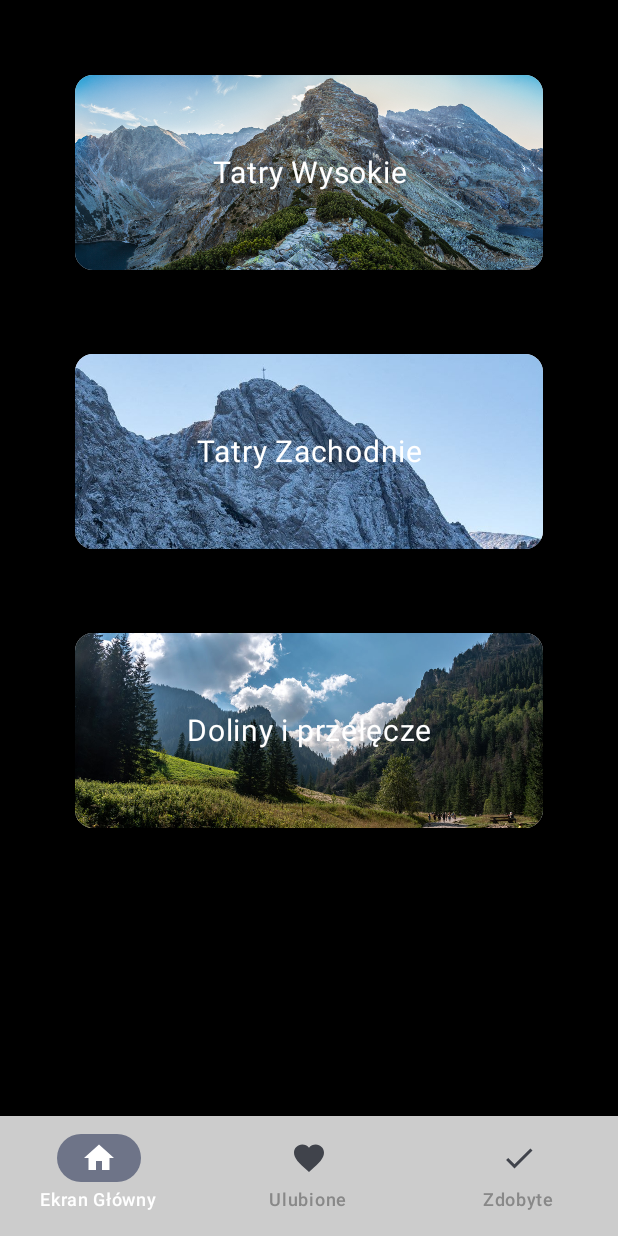
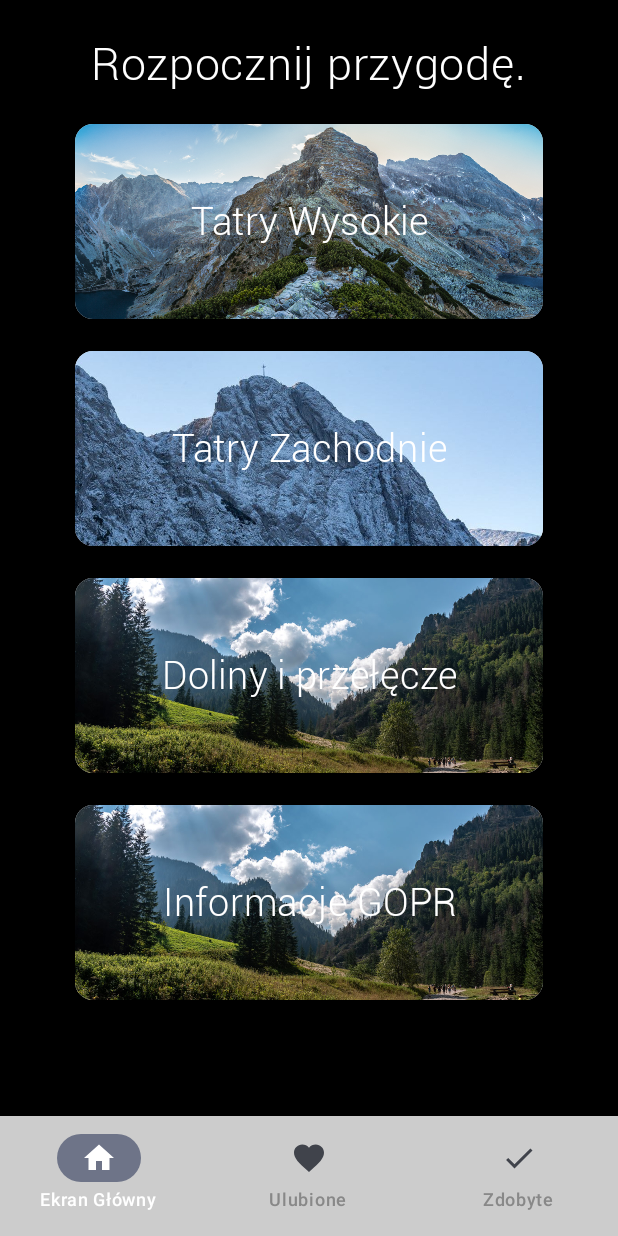
Before and after one commit to hubertkulak/tatryapp, an Android app built with Jetpack Compose: the screen it shows after launch (MainActivity), on a phone screen of 412 x 824 dp. Run offline under Robolectric (Android 15) with nearby library versions, the phone set to English and light mode, and no system bars; our stand-ins replace Room's generated code.

Commit message:
Małe wstawki

```diff
--- a/app/src/main/java/com/example/tatryapp/presentation/MainWindowLook.kt
+++ b/app/src/main/java/com/example/tatryapp/presentation/MainWindowLook.kt
@@ -19,12 +19,19 @@ import androidx.compose.material3.Scaffold
 import androidx.compose.material3.Surface
 import androidx.compose.material3.Text
 import androidx.compose.runtime.Composable
+import androidx.compose.runtime.getValue
+import androidx.compose.runtime.mutableStateOf
+import androidx.compose.runtime.remember
+import androidx.compose.runtime.setValue
 import androidx.compose.ui.Alignment
 import androidx.compose.ui.Modifier
 import androidx.compose.ui.graphics.Color
 import androidx.compose.ui.layout.ContentScale
+import androidx.compose.ui.platform.LocalUriHandler
 import androidx.compose.ui.res.painterResource
 import androidx.compose.ui.res.stringResource
+import androidx.compose.ui.text.font.Font
+import androidx.compose.ui.text.font.FontFamily
 import androidx.compose.ui.text.style.TextAlign
 import androidx.compose.ui.unit.dp
 import androidx.compose.ui.unit.sp
@@ -40,14 +47,18 @@ fun MainScreenLook(navController: NavController) {
             .fillMaxSize()
             .background(color = Color.Black)
     ) {
+
         LazyColumn(
             modifier = Modifier
-                .padding(50.dp)
+                .padding(start = 50.dp, end = 50.dp, bottom = 50.dp, top = 25.dp)
                 .fillMaxSize()
                 .align(Alignment.Center),
-            verticalArrangement = Arrangement.spacedBy(56.dp),
+            verticalArrangement = Arrangement.spacedBy(21.dp),
             horizontalAlignment = Alignment.CenterHorizontally
         ) {
+            item{
+                Text(color =Color.White ,text = "Rozpocznij przygodę.", fontFamily = fontFamilia, fontSize = 30.sp)
+            }
             item {
                 Buttons(navController, R.drawable.koscielec, "Tatry Wysokie", "TatryWysokie")
             }
@@ -57,6 +68,9 @@ fun MainScreenLook(navController: NavController) {
             item {
                 Buttons(navController, R.drawable.dolinakoscieliska, "Doliny i przełęcze", "Doliny")
             }
+            item {
+                Buttons(navController, R.drawable.dolinakoscieliska, "Informacje GOPR", "GOPR")
+            }
 
         }
     }
@@ -65,6 +79,17 @@ fun MainScreenLook(navController: NavController) {
 
 @Composable
 fun Buttons(navController: NavController, imageId: Int, opis: String, destination: String) {
+
+    var goprSite by remember {
+        mutableStateOf(false)
+    }
+
+    if(goprSite){
+        val uriHandler = LocalUriHandler.current
+        uriHandler.openUri("https://www.gopr.pl/")
+        goprSite = false
+    }
+
     Card(
         modifier = Modifier
             .fillMaxWidth()
@@ -78,6 +103,7 @@ fun Buttons(navController: NavController, imageId: Int, opis: String, destinatio
                     "Doliny" -> navController.navigate(Screen.Doliny.route)
                     "Ulubione" -> navController.navigate(Screen.Ulubione.route)
                     "Zdobyte" -> navController.navigate(Screen.Zdobyte.route)
+                    "GOPR" -> goprSite = true
                 }
             },
     ) {
@@ -103,10 +129,15 @@ fun Buttons(navController: NavController, imageId: Int, opis: String, destinatio
                     opis,
                     color = Color.White,
                     textAlign = TextAlign.Center,
-                    fontSize = 20.sp,
+                    fontFamily = fontFamilia,
+                    fontSize = 25.sp,
                     modifier = Modifier.padding(5.dp)
                 )
             }
         }
     }
 }
+
+val fontFamilia = FontFamily(
+    Font(R.font.robotolight),
+)
```
Also changed, not shown: app/src/main/res/font/androidrobot.ttf (added), app/src/main/res/font/robotolight.ttf (added).
